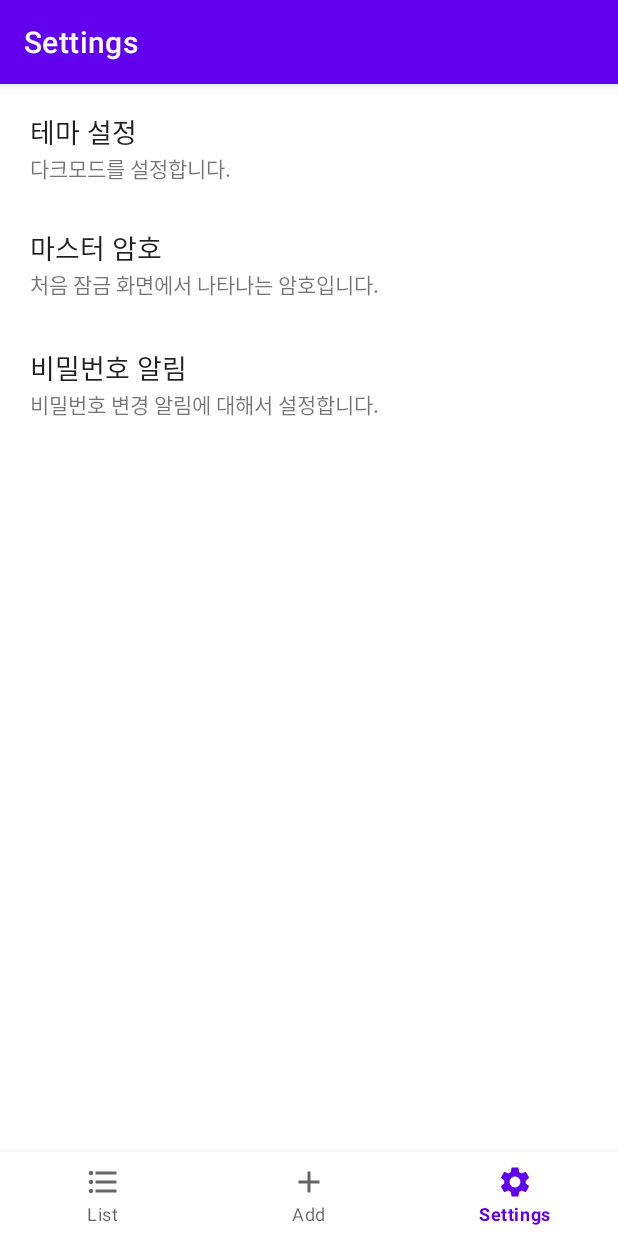
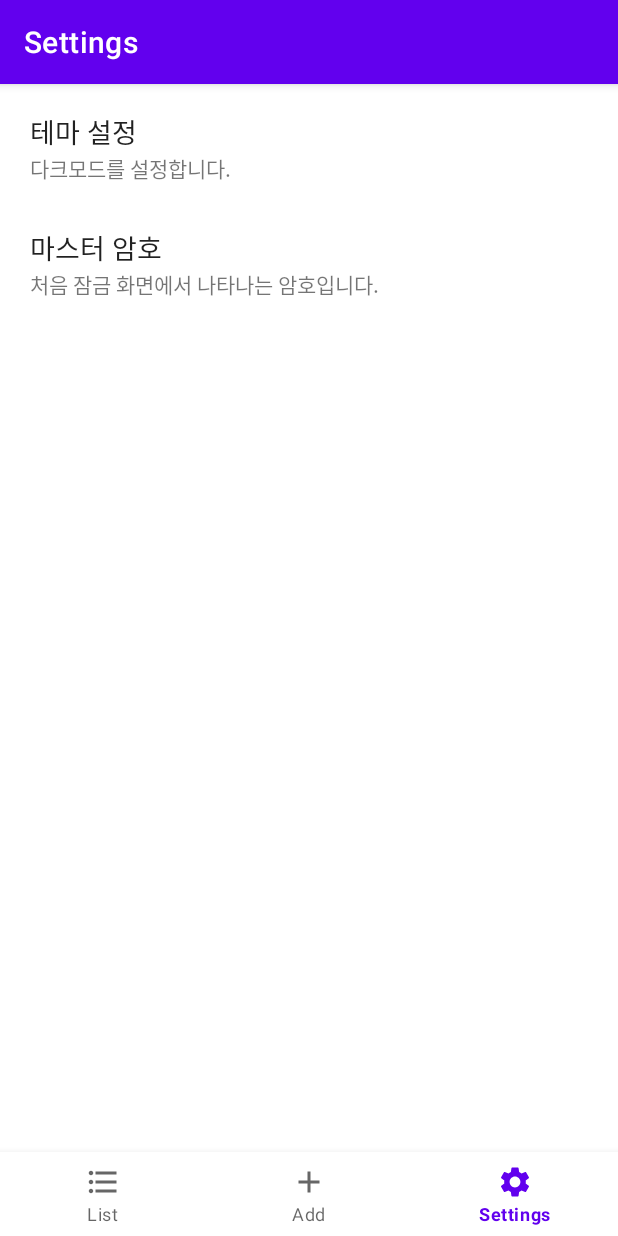
Before and after one commit to kksomi/PWManager, an Android app: the SettingsFrag screen opened through its navigation route, on a phone screen of 412 x 824 dp. Run offline under Robolectric (Android 15) with nearby library versions, the phone set to English and light mode, and no system bars; our stand-ins replace navigation-ui; 15 statements that could not run were skipped.

Commit message:
설정에서 알림 삭제

```diff
--- a/app/src/main/AndroidManifest.xml
+++ b/app/src/main/AndroidManifest.xml
@@ -27,7 +27,6 @@
         </activity>
         <activity android:name=".ui.login.FirstMasterCreateActivity" />
         <activity android:name=".ui.login.FirstLoginActivity" />
-        <activity android:name=".ui.setting.SettingNoticeActivity" />
         <activity android:name=".ui.setting.SettingMasterActivity" />
         <activity
             android:name=".MainActivity"
--- a/app/src/main/java/com/example/pwmanager/ui/setting/SettingsFrag.java
+++ b/app/src/main/java/com/example/pwmanager/ui/setting/SettingsFrag.java
@@ -49,15 +49,6 @@ public class SettingsFrag extends Fragment {
             }
         });
 
-        linearMaster = rootView.findViewById(R.id.linearNotice);
-        linearMaster.setOnClickListener(new View.OnClickListener() {
-            @Override
-            public void onClick(View v) {
-                Intent intent = new Intent(getActivity(), SettingNoticeActivity.class);
-                startActivity(intent);
-            }
-        });
-
 //        theme = rootView.findViewById(R.id.theme);
 //        theme.setOnClickListener(new View.OnClickListener() {
 //            @Override
--- a/app/src/main/res/layout/activity_settings.xml
+++ b/app/src/main/res/layout/activity_settings.xml
@@ -65,34 +65,4 @@
             android:text="처음 잠금 화면에서 나타나는 암호입니다." />
     </LinearLayout>
 
-    <!-- 비밀번호 알림 -->
-    <LinearLayout
-        android:id="@+id/linearNotice"
-        android:layout_width="match_parent"
-        android:layout_height="80dp"
-        android:gravity="center_vertical"
-        android:orientation="vertical">
-
-        <TextView
-            android:id="@+id/notice"
-            android:layout_width="match_parent"
-            android:layout_height="wrap_content"
-            android:layout_marginStart="20dp"
-            android:layout_marginLeft="20dp"
-            android:layout_marginTop="5dp"
-            android:text="비밀번호 알림"
-            android:textColor="?android:attr/textColorPrimary"
-            android:textSize="18sp" />
-
-        <TextView
-            android:id="@+id/textView23"
-            android:layout_width="match_parent"
-            android:layout_height="wrap_content"
-            android:layout_marginStart="20dp"
-            android:layout_marginLeft="20dp"
-            android:layout_marginBottom="5dp"
-            android:text="비밀번호 변경 알림에 대해서 설정합니다." />
-    </LinearLayout>
-
-
 </LinearLayout>
```
Also changed, not shown: app/src/main/java/com/example/pwmanager/ui/setting/SettingNoticeActivity.java (deleted, +0 -61 lines), app/src/main/res/layout/activity_setting_notice.xml (deleted, +0 -88 lines).
